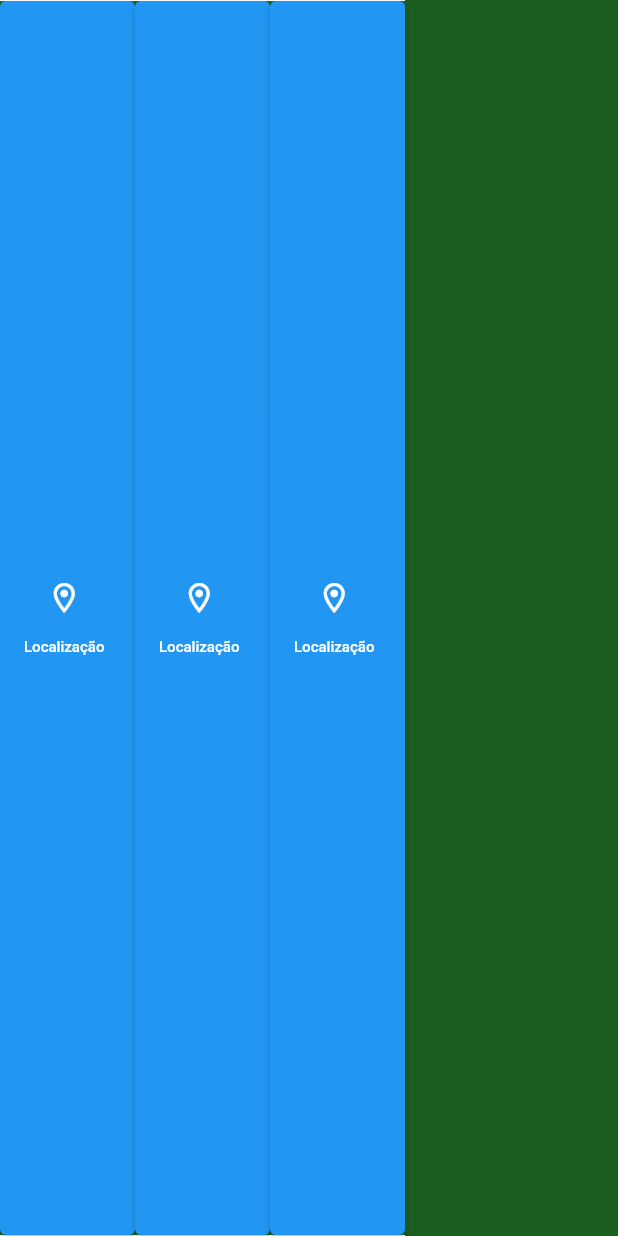
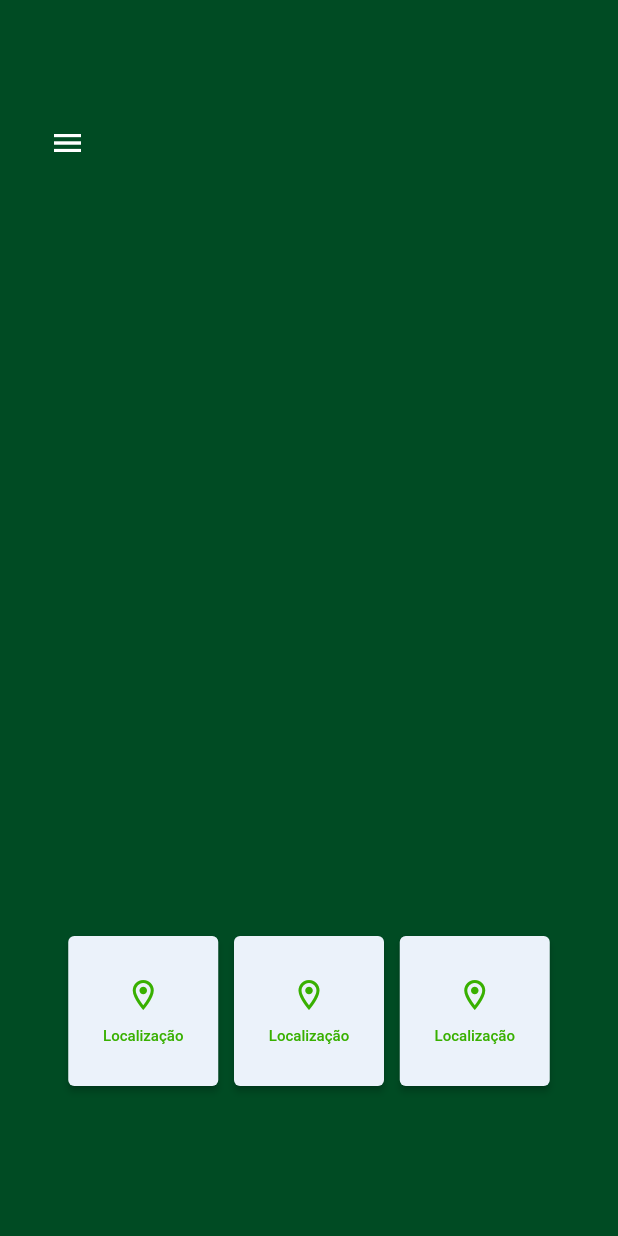
Before and after one commit to DiegoDimatteu/geossocial_parque, a Flutter app: the screen it shows after launch, on a phone screen of 412 x 824 dp. Run offline on Flutter 3.47's test engine with Material 2 defaults, Android fonts, the phone set to English and light mode, and no system bars; our stand-ins replace supercharged.

Commit message:
Atualização da home page

```diff
--- a/lib/screens/home/home.dart
+++ b/lib/screens/home/home.dart
@@ -9,11 +9,37 @@ class Home extends StatelessWidget {
   @override
   Widget build(BuildContext context) {
     return Scaffold(
-      backgroundColor: Colors.green[900],
-      body: Container(
-        child: ListView(
-          physics: const BouncingScrollPhysics(),
-          scrollDirection: Axis.horizontal,
+      appBar: AppBar(
+        toolbarHeight: 150,
+        backgroundColor: Colors.transparent,
+        elevation: 0,
+        leading: Builder(
+          builder: (BuildContext context) {
+            return Padding(
+              padding: const EdgeInsets.only(left: 25, top: 40),
+              child: IconButton(
+                icon: const Icon(Icons.menu),
+                onPressed: () {
+                  Scaffold.of(context).openDrawer();
+                },
+                tooltip: MaterialLocalizations.of(context).openAppDrawerTooltip,
+              ),
+            );
+          },
+        ),
+      ),
+      drawer: Container(
+        child: FlutterLogo(),
+        width: MediaQuery.of(context).size.width * .6,
+        height: MediaQuery.of(context).size.height,
+        color: Colors.grey,
+      ),
+      backgroundColor: "004B23".toColor(),
+      bottomNavigationBar: Padding(
+        padding: const EdgeInsets.only(bottom: 100.0, left: 35, right: 35),
+        child: Row(
+          mainAxisAlignment: MainAxisAlignment.spaceEvenly,
+          crossAxisAlignment: CrossAxisAlignment.end,
           children: const [
             ItenBotonMenu(
               icon: Icons.location_on_outlined,
--- a/lib/shared/widgets/iten_boton_menu.dart
+++ b/lib/shared/widgets/iten_boton_menu.dart
@@ -1,43 +1,40 @@
 import 'package:flutter/material.dart';
+import 'package:supercharged/supercharged.dart';
 
 class ItenBotonMenu extends StatelessWidget {
   final IconData icon;
   final String text;
+  final VoidCallback? clique;
 
-  const ItenBotonMenu({Key? key, required this.icon, required this.text})
+  const ItenBotonMenu(
+      {Key? key, required this.icon, required this.text, this.clique})
       : super(key: key);
 
   @override
   Widget build(BuildContext context) {
-    return Container(
-      height: 35,
-      alignment: Alignment.center,
-      width: 90,
-      decoration: const BoxDecoration(
-        border: Border(
-          bottom: BorderSide(width: 0.7, color: Colors.white),
-          top: BorderSide(width: 0.7, color: Colors.white),
+    return SizedBox(
+      height: 100,
+      width: 100,
+      child: ElevatedButton(
+        style: ButtonStyle(
+          backgroundColor: MaterialStateProperty.all("EBF2FA".toColor()),
         ),
-      ),
-      child: ElevatedButton(
-        child: Row(
-          mainAxisAlignment: MainAxisAlignment.spaceBetween,
-          children: [
-            Column(
+        child: Column(
           mainAxisAlignment: MainAxisAlignment.center,
           children: [
-                Icon(icon),
+            Icon(
+              icon,
+              color: "38B000".toColor(),
+            ),
             const SizedBox(
               width: 10,
             ),
             const SizedBox(
-                  height: 15,
+              height: 10,
             ),
             Text(
               text,
-                  style: const TextStyle(fontSize: 10),
-                ),
-              ],
+              style: TextStyle(fontSize: 10, color: "38B000".toColor()),
             ),
           ],
         ),
```
Lines whose indentation alone changed are shown as unchanged.
